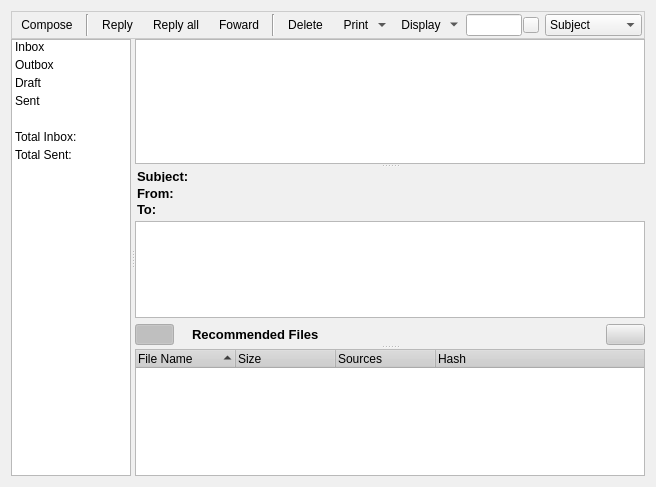
The window that retroshare-gui/src/gui/MessagesDialog.ui (RetroShare/RetroShare) describes before a commit, drawn with Qt 5.
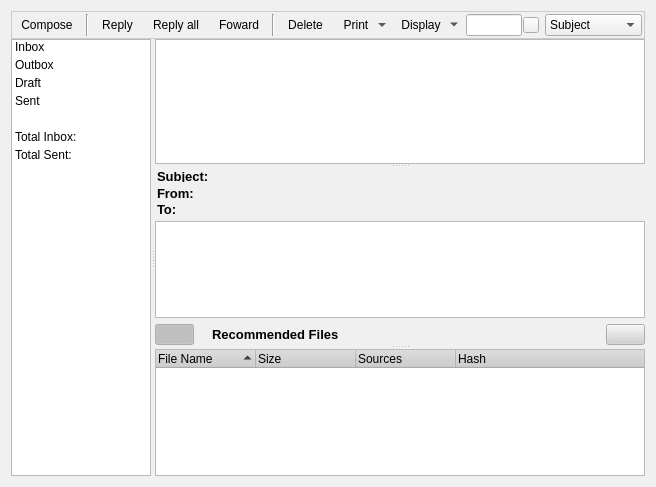
The same window after the commit. Icons and pictures are not drawn.

Diff of the .ui file:
```diff
--- a/retroshare-gui/src/gui/MessagesDialog.ui
+++ b/retroshare-gui/src/gui/MessagesDialog.ui
@@ -948,13 +948,13 @@
      <widget class="QListWidget" name="listWidget">
       <property name="minimumSize">
        <size>
-        <width>120</width>
+        <width>140</width>
         <height>0</height>
        </size>
       </property>
       <property name="maximumSize">
        <size>
-        <width>120</width>
+        <width>140</width>
         <height>16777215</height>
        </size>
       </property>
```
